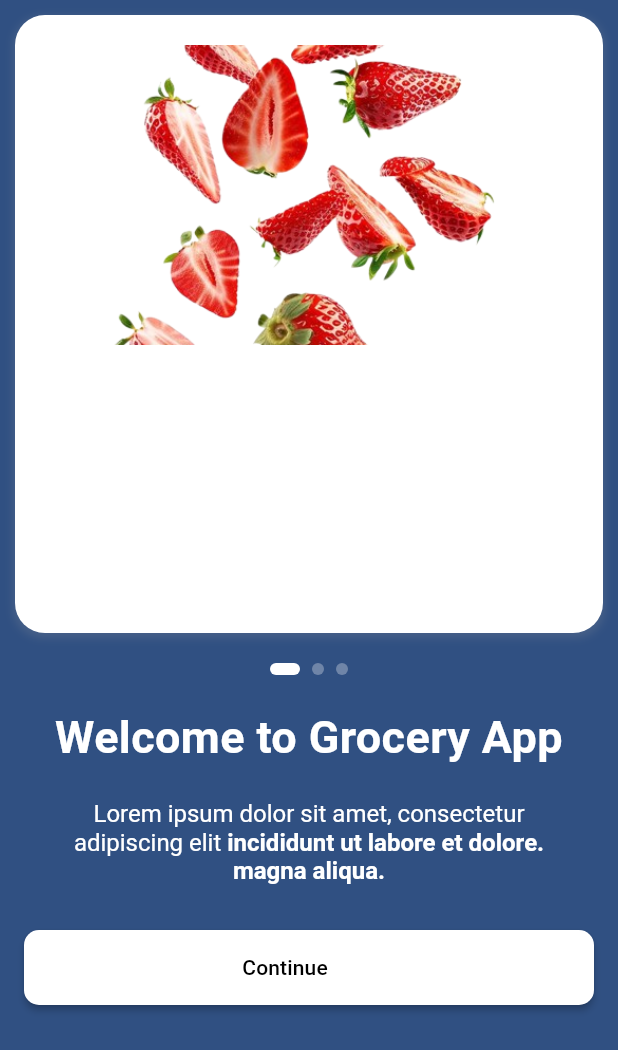
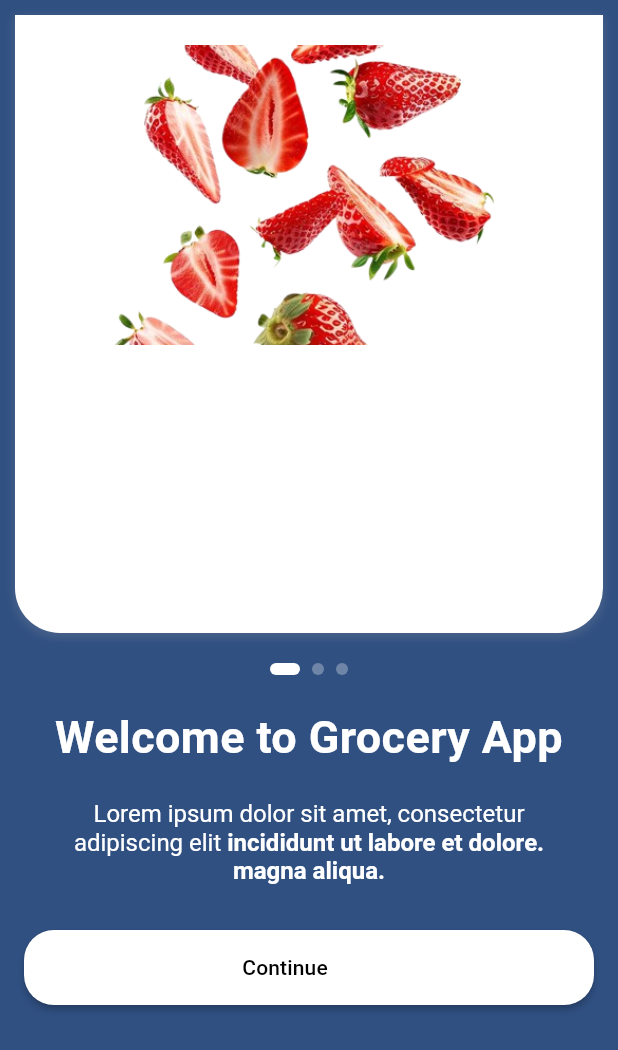
Before and after one commit to zahrawm/Grocery-app, a Flutter app: the screen it shows after launch, on a phone screen of 412 x 824 dp. Shown: the top 1050 px of the screen. Run offline on Flutter 3.47's test engine with Material 3 defaults, Android fonts, the phone set to English and light mode, and no system bars.

Commit message:
codes updated

```diff
--- a/grocery_app/lib/widgets/button.dart
+++ b/grocery_app/lib/widgets/button.dart
@@ -21,7 +21,7 @@ class MyButton extends StatelessWidget {
       textColor: Colors.black,
       minWidth: 380,
       height: 50,
-      shape: RoundedRectangleBorder(borderRadius: BorderRadius.circular(10)),
+      shape: RoundedRectangleBorder(borderRadius: BorderRadius.circular(20)),
       child: Row(
         mainAxisSize: MainAxisSize.min,
         children: [
--- a/grocery_app/lib/widgets/grocery.dart
+++ b/grocery_app/lib/widgets/grocery.dart
@@ -14,7 +14,11 @@ class Grocery extends StatelessWidget {
       decoration: BoxDecoration(
         color: Colors.white,
 
-        borderRadius: BorderRadius.circular(20),
+        borderRadius: const BorderRadius.only(
+          bottomLeft: Radius.circular(30),
+          bottomRight: Radius.circular(30),
+        ),
+
         boxShadow: [
           BoxShadow(
             color: Colors.grey.withOpacity(0.2),
```
